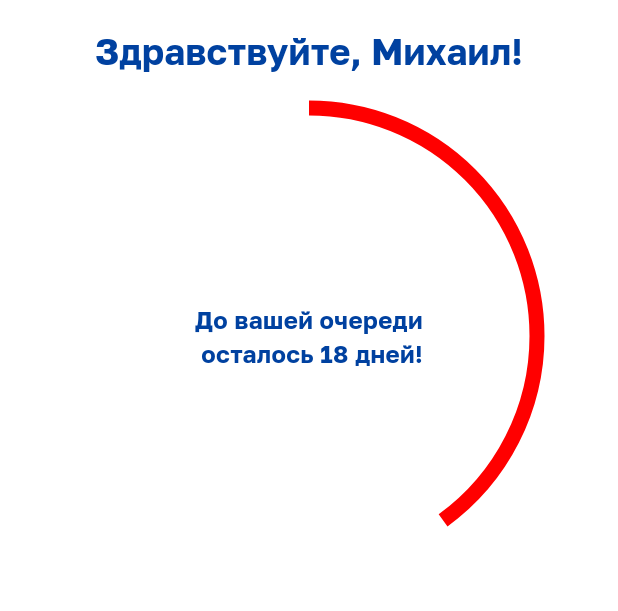
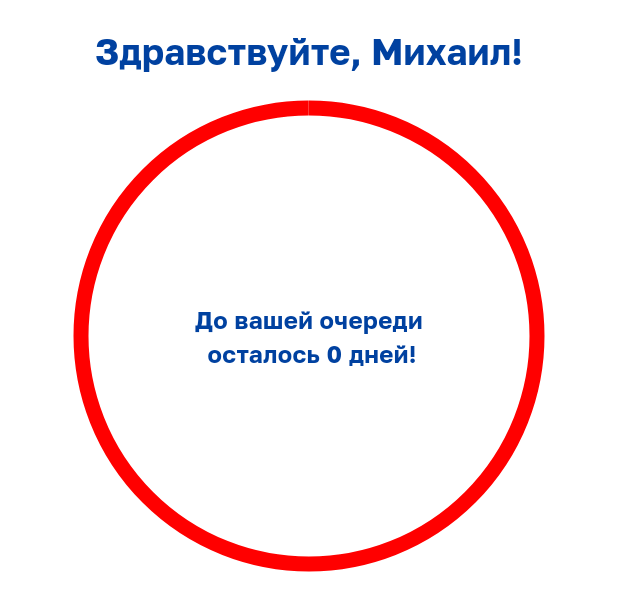
Before and after one commit to StasShevchenko/ParkingCalendar, a Flutter app: the CalendarSection widget shown alone on an empty page, opened directly with empty values, on a phone screen of 412 x 824 dp. Shown: the top 611 px of the screen. Run offline on Flutter 3.47's test engine with Material 2 defaults, Android fonts, the phone set to English and light mode, and no system bars; our stand-ins replace bloc, dio, flutter_bloc, flutter_secure_storage, flutter_svg, go_router and 3 more; accounts and stored records are empty.

Commit message:
Now calendar section displays actual user data

```diff
--- a/lib/presentation/pages/user/home_page/calendar_section.dart
+++ b/lib/presentation/pages/user/home_page/calendar_section.dart
@@ -1,19 +1,14 @@
 import 'package:flutter/material.dart';
+import 'package:parking_project/data/models/user_info.dart';
 import 'package:parking_project/utils/device_info.dart';
 
 import '../../../../assets/colors/app_colors.dart';
 import 'components/calendar/calendar.dart';
 
 class CalendarSection extends StatelessWidget {
-  final bool isActive;
-  final String startDate;
-  final String endDate;
+  final UserInfo userInfo;
 
-  const CalendarSection(
-      {super.key,
-      required this.startDate,
-      required this.endDate,
-      required this.isActive});
+  const CalendarSection({super.key, required this.userInfo});
 
   @override
   Widget build(BuildContext context) {
@@ -37,11 +32,9 @@ class CalendarSection extends StatelessWidget {
             const SizedBox(
               height: 20,
             ),
-            if (isActive) ...{
+            if (userInfo.isActive) ...{
               ConstrainedBox(
-                constraints: const BoxConstraints(
-                  maxWidth: 450
-                ),
+                constraints: const BoxConstraints(maxWidth: 450),
                 child: Column(
                   children: [
                     Row(
@@ -58,7 +51,9 @@ class CalendarSection extends StatelessWidget {
                         const Text(' дни доступа к парковке')
                       ],
                     ),
-                    const SizedBox(height: 16,),
+                    const SizedBox(
+                      height: 16,
+                    ),
                     Card(
                       color: AppColors.primaryWhite,
                       surfaceTintColor: AppColors.primaryWhite,
@@ -67,36 +62,44 @@ class CalendarSection extends StatelessWidget {
                       child: Padding(
                         padding: const EdgeInsets.all(16.0),
                         child: Calendar(
-                          startTime: startDate,
-                          endTime: endDate,
+                          startDate: userInfo.startDate!,
+                          endDate: userInfo.endDate!,
                         ),
                       ),
                     ),
                   ],
                 ),
               )
-
             } else ...{
               Stack(
                 alignment: Alignment.center,
                 children: [
-                  const Text(
-                    'До вашей очереди\n осталось 18 дней!',
+                  Text(
+                    'До вашей очереди\n осталось ${userInfo.startDate!.difference(DateTime.now()).inDays} дней!',
                     textAlign: TextAlign.center,
-                    style: TextStyle(fontSize: 16, fontWeight: FontWeight.bold),
+                    style: const TextStyle(
+                        fontSize: 16, fontWeight: FontWeight.bold),
                   ),
                   ConstrainedBox(
                     constraints: BoxConstraints(
-                      maxHeight:  MediaQuery.of(context).size.width < 880 ? 400 : double.infinity,
-                      maxWidth:  MediaQuery.of(context).size.width < 880 ? 400 : double.infinity
-                    ),
+                        maxHeight: MediaQuery.of(context).size.width < 880
+                            ? 400
+                            : double.infinity,
+                        maxWidth: MediaQuery.of(context).size.width < 880
+                            ? 400
+                            : double.infinity),
                     child: FractionallySizedBox(
                       widthFactor: indicatorWidthFactor,
                       child: AspectRatio(
                         aspectRatio: 1.0,
                         child: CircularProgressIndicator(
                           strokeWidth: 10,
-                          value: 0.4,
+                          value: (userInfo.startDate!
+                                  .difference(DateTime.now())
+                                  .inDays /
+                              userInfo.startDate!
+                                  .difference(userInfo.lastActiveDate!)
+                                  .inDays).roundToDouble(),
                           color: AppColors.primaryAccentRed,
                           backgroundColor: Colors.white,
                         ),
```
Also changed, not shown: lib/data/models/user_info.dart (+15 -5 lines), lib/data/remote_data_source/user_data_source.dart (+1 -50 lines), lib/presentation/pages/user/home_page/components/calendar/calendar.dart (+13 -13 lines), lib/presentation/pages/user/home_page/home_page.dart (+2 -6 lines).
